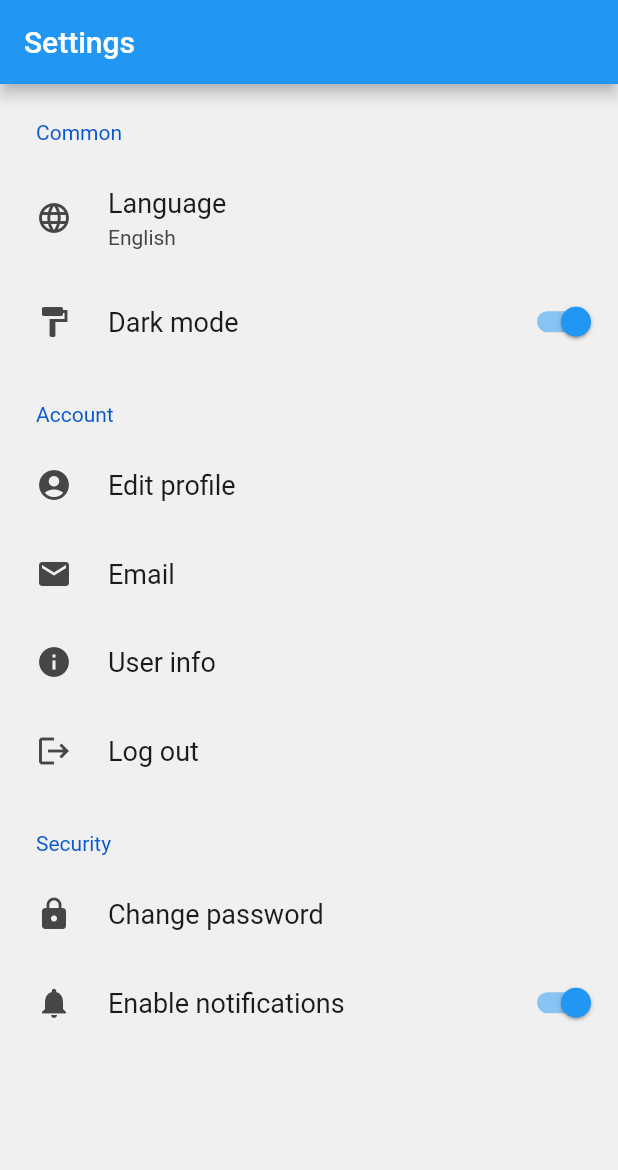
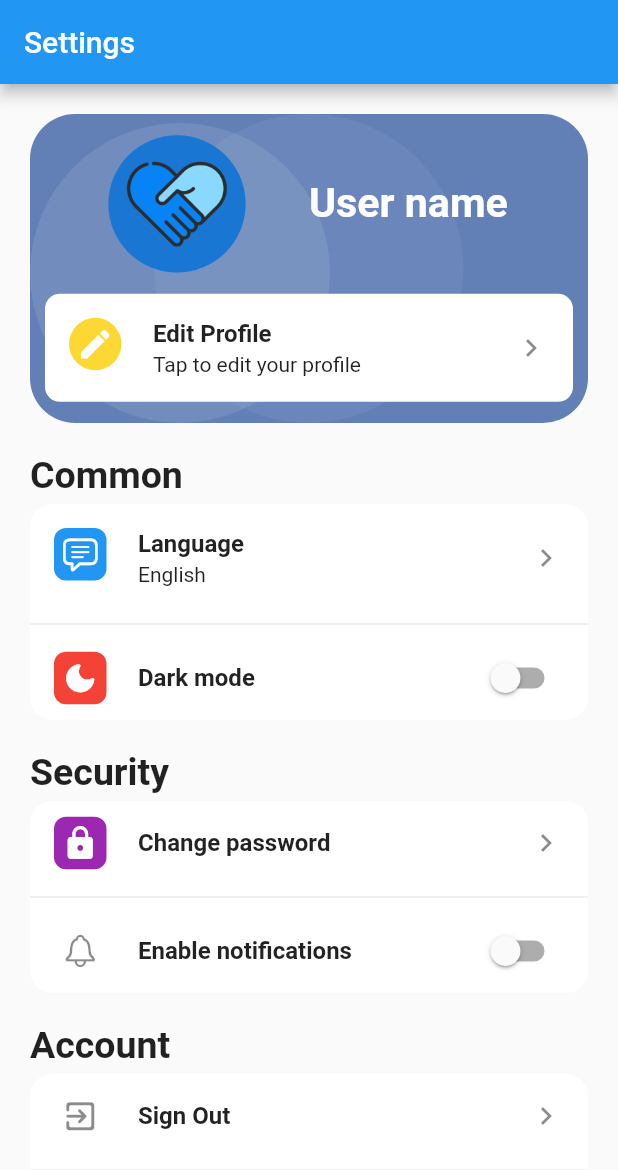
Before and after one commit to It-Smilife/EIP-Mobile, a Flutter app: the screen it shows after launch, on a phone screen of 412 x 824 dp. Shown: the top 1170 px of the screen. Run offline on Flutter 3.47's test engine with Material 2 defaults, Android fonts, the light colour scheme and no system bars; drawn by our look-alikes of babstrap_settings_screen, settings_ui.

Commit message:
settings page

```diff
--- a/itsmilife/lib/pages/common/settings.dart
+++ b/itsmilife/lib/pages/common/settings.dart
@@ -1,5 +1,7 @@
+import 'package:flutter/cupertino.dart';
 import 'package:flutter/material.dart';
 import 'package:settings_ui/settings_ui.dart';
+import 'package:babstrap_settings_screen/babstrap_settings_screen.dart';
 
 class SettingsPage extends StatelessWidget {
   const SettingsPage({super.key});
@@ -10,62 +12,115 @@ class SettingsPage extends StatelessWidget {
       appBar: AppBar(
         title: const Text('Settings'),
       ),
-      body: SettingsList(
-        sections: [
-          SettingsSection(
-            title: const Text('Common'),
-            tiles: <SettingsTile>[
-              SettingsTile.navigation(
-                leading: const Icon(Icons.language),
-                title: const Text('Language'),
-                value: const Text('English'),
+      body: Padding(
+  padding: const EdgeInsets.all(20),
+  child: ListView(
+    children: [
+      // User card
+      BigUserCard(
+        cardColor: const Color.fromARGB(255, 98, 128, 182),
+        userName: "User name",
+        userProfilePic: AssetImage("assets/logo.png"),
+        cardActionWidget: SettingsItem(
+          icons: Icons.edit,
+          iconStyle: IconStyle(
+            withBackground: true,
+            borderRadius: 50,
+            backgroundColor: Colors.yellow[600],
           ),
-              SettingsTile.switchTile(
-                onToggle: (value) {},
-                initialValue: true,
-                leading: const Icon(Icons.format_paint),
-                title: const Text('Dark mode'),
+          title: "Edit Profile",
+          subtitle: "Tap to edit your profile",
+          onTap: () {
+            print("OK");
+          },
+        ),
+      ),
+      SettingsGroup(
+        settingsGroupTitle: "Common",
+        items: [
+          SettingsItem(
+            onTap: () {},
+            icons: CupertinoIcons.text_bubble,
+            iconStyle: IconStyle(),
+            title: 'Language',
+            subtitle: "English",
+          ),
+          SettingsItem(
+            onTap: () {},
+            icons: Icons.dark_mode_rounded,
+            iconStyle: IconStyle(
+              iconsColor: Colors.white,
+              withBackground: true,
+              backgroundColor: Colors.red,
+            ),
+            title: 'Dark mode',
+            trailing: Switch.adaptive(
+              value: false,
+              onChanged: (value) {},
+            ),
           ),
         ],
       ),
-          SettingsSection(
-            title: const Text('Account'),
-            tiles: <SettingsTile>[
-              SettingsTile(
-                title: const Text('Edit profile'),
-                leading: const Icon(Icons.account_circle)
+      SettingsGroup(
+        settingsGroupTitle: "Security",
+        items: [
+          SettingsItem(
+            onTap: () {},
+            icons: Icons.lock,
+            iconStyle: IconStyle(
+              backgroundColor: Colors.purple,
             ),
-              SettingsTile(
-                title: const Text('Email'),
-                leading: const Icon(Icons.email)
+            title: 'Change password',
           ),
-              SettingsTile(
-                title: const Text('User info'),
-                leading: const Icon(Icons.info)
+          SettingsItem(
+            onTap: () {},
+            icons: CupertinoIcons.bell,
+            // iconStyle: IconStyle(
+            //   backgroundColor: Colors.purple,
+            // ),
+            title: 'Enable notifications',
+            trailing: Switch.adaptive(
+              value: false,
+              onChanged: (value) {},
             ),
-              SettingsTile(
-                title: const Text('Log out'),
-                leading: const Icon(Icons.logout)
           ),
         ],
       ),
-          SettingsSection(
-            title: const Text('Security'),
-            tiles: <SettingsTile>[
-              SettingsTile.navigation(
-                leading: const Icon(Icons.lock),
-                title: const Text('Change password'),
+      SettingsGroup(
+        settingsGroupTitle: "Account",
+        items: [
+          SettingsItem(
+            onTap: () {},
+            icons: Icons.exit_to_app_rounded,
+            title: "Sign Out",
           ),
-              SettingsTile.switchTile(
-                onToggle: (value) {},
-                initialValue: true,
-                leading: const Icon(Icons.notifications),
-                title: const Text('Enable notifications'),
+          SettingsItem(
+            onTap: () {},
+            icons: CupertinoIcons.delete_solid,
+            title: "Delete account",
+            titleStyle: const TextStyle(
+              color: Colors.red,
+              fontWeight: FontWeight.bold,
+            ),
+          ),
+        ],
+      ),
+      SettingsGroup(
+        items: [
+          SettingsItem(
+            onTap: () {},
+            icons: Icons.info_rounded,
+            iconStyle: IconStyle(
+              backgroundColor: Colors.green,
+            ),
+            title: 'About',
+            subtitle: "Learn more about It'smilife",
           ),
         ],
       ),
     ],
   ),
+),
     );
   }
 }
--- a/itsmilife/pubspec.yaml
+++ b/itsmilife/pubspec.yaml
@@ -37,6 +37,7 @@ dependencies:
   # Use with the CupertinoIcons class for iOS style icons.
   cupertino_icons: ^1.0.2
   settings_ui: ^2.0.2
+  babstrap_settings_screen: ^0.1.3
 
 dev_dependencies:
   flutter_test:
```
Also changed, not shown: itsmilife/pubspec.lock. Lines whose indentation alone changed are shown as unchanged.
